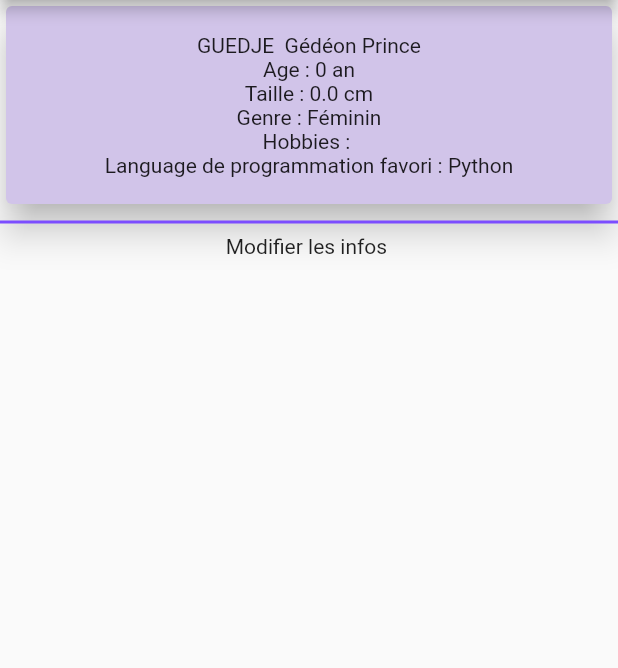
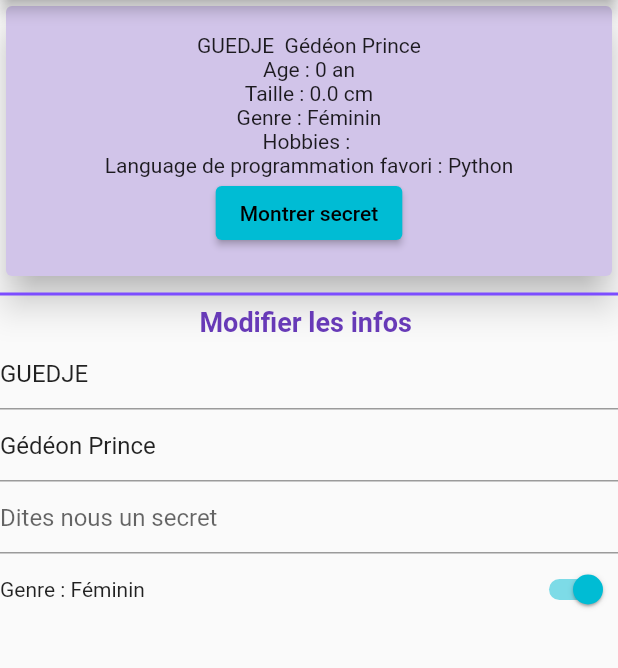
Before and after one commit to princeGedeon/Profile_page, a Flutter app: the screen it shows after launch, on a phone screen of 412 x 824 dp, the part 84-752 px from its top. Run offline on Flutter 3.47's test engine with Material 2 defaults, Android fonts, the phone set to English and light mode, and no system bars.

Commit message:
Mise en pla ce du formulaire

```diff
--- a/lib/profile_page.dart
+++ b/lib/profile_page.dart
@@ -10,6 +10,7 @@ class ProfilePageState extends State<ProfilePage> {
   late TextEditingController nom;
   late TextEditingController prenom;
   late TextEditingController secret;
+  bool showsecret=false;
 
   @override
   void initState() {
@@ -17,6 +18,9 @@ class ProfilePageState extends State<ProfilePage> {
     nom=TextEditingController();
     prenom=TextEditingController();
     secret=TextEditingController();
+    nom.text=myprofile.nom;
+    prenom.text=myprofile.prenom;
+    secret.text=myprofile.secret;
   }
 
   @override
@@ -53,12 +57,33 @@ class ProfilePageState extends State<ProfilePage> {
                   Text("Taille : ${myprofile.get_taille()}"),
                   Text('Genre : ${myprofile.get_gender()}'),
                   Text("Hobbies : ${myprofile.get_hoobies()}"),
-                  Text("Language de programmation favori : ${myprofile.get_favoriteLang()}")
+                  Text("Language de programmation favori : ${myprofile.get_favoriteLang()}"),
+                  ElevatedButton(onPressed:updateSecret, child: Text((showsecret)?"Cacher secret":"Montrer secret")),
+                  (showsecret)?Text(myprofile.secret):Container(height: 0,width: 0,)
                 ],
               ),
             )),
             Divider(color: Colors.deepPurpleAccent,thickness: 2),
-            Text("Modifier les infos ",style: TextStyle(),),
+            const Text("Modifier les infos ",style: TextStyle(
+              color: Colors.deepPurple,
+              fontWeight: FontWeight.bold,
+              fontSize: 18,
+            ),),
+            myTextField(controller: nom, hint: "Entrez votre nom"),
+            myTextField(controller: prenom, hint: "Entrez votre prénom"),
+            myTextField(controller: secret, hint: "Dites nous un secret",isSecret: true),
+            Row(
+              mainAxisSize: MainAxisSize.max,
+              mainAxisAlignment: MainAxisAlignment.spaceBetween,
+              children: [
+                Text("Genre : ${myprofile.get_gender()}"),
+                Switch(value: myprofile.gender, onChanged: ((newBool){
+                  setState((){
+                    myprofile.gender=newBool;
+                  });
+                }))
+              ],
+            )
           ],
         ),
       ),
@@ -74,6 +99,27 @@ class ProfilePageState extends State<ProfilePage> {
 
       ),
       obscureText: isSecret,
+      onSubmitted: ((newValue){
+        updateUser();
+
+      }),
     );
   }
+
+  void updateUser(){
+    setState((){
+      myprofile=Profile(
+        nom:(nom.text!=myprofile.nom)?nom.text:myprofile.nom,
+        prenom:(prenom.text!=myprofile.prenom)?prenom.text:myprofile.prenom,
+        secret: (secret.text!=myprofile.secret)?secret.text:myprofile.secret,
+      );
+    });
+  }
+
+  updateSecret()
+  {
+    setState((){
+      showsecret=!showsecret;
+    });
+  }
 }
```
